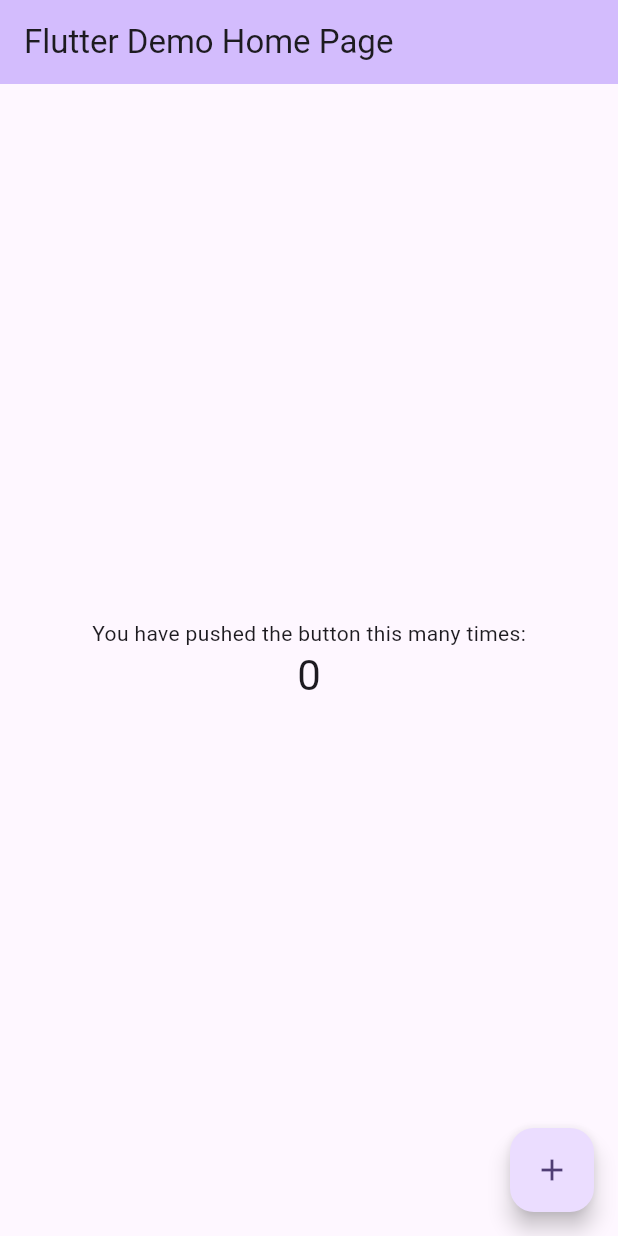
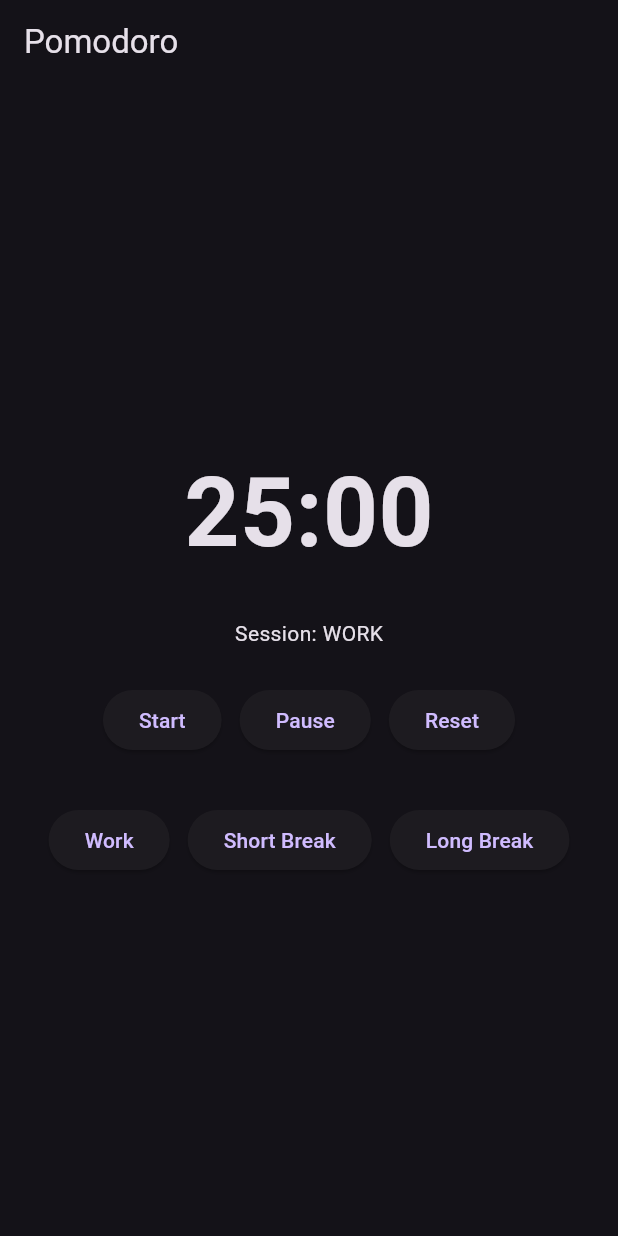
Before and after one commit to HugoGarrigues/pomodoro_app, a Flutter app: the screen it shows after launch, on a phone screen of 412 x 824 dp. Run offline on Flutter 3.47's test engine with Material 3 defaults, Android fonts, the phone set to English and light mode, and no system bars.

Commit message:
feat(flutter): add 3 different levels to pomodoro

```diff
--- a/lib/main.dart
+++ b/lib/main.dart
@@ -1,122 +1,26 @@
 import 'package:flutter/material.dart';
+import 'package:provider/provider.dart';
+import 'viewmodels/pomodoro_viewmodel.dart';
+import 'views/pomodoro_page.dart';
 
 void main() {
-  runApp(const MyApp());
+  runApp(
+    ChangeNotifierProvider(
+      create: (_) => PomodoroViewModel(),
+      child: const PomodoroApp(),
+    ),
+  );
 }
 
-class MyApp extends StatelessWidget {
-  const MyApp({super.key});
+class PomodoroApp extends StatelessWidget {
+  const PomodoroApp({super.key});
 
-  // This widget is the root of your application.
   @override
   Widget build(BuildContext context) {
     return MaterialApp(
-      title: 'Flutter Demo',
-      theme: ThemeData(
-        // This is the theme of your application.
-        //
-        // TRY THIS: Try running your application with "flutter run". You'll see
-        // the application has a purple toolbar. Then, without quitting the app,
-        // try changing the seedColor in the colorScheme below to Colors.green
-        // and then invoke "hot reload" (save your changes or press the "hot
-        // reload" button in a Flutter-supported IDE, or press "r" if you used
-        // the command line to start the app).
-        //
-        // Notice that the counter didn't reset back to zero; the application
-        // state is not lost during the reload. To reset the state, use hot
-        // restart instead.
-        //
-        // This works for code too, not just values: Most code changes can be
-        // tested with just a hot reload.
-        colorScheme: ColorScheme.fromSeed(seedColor: Colors.deepPurple),
-      ),
-      home: const MyHomePage(title: 'Flutter Demo Home Page'),
+      title: 'Pomodoro-App',
+      theme: ThemeData.dark(),
+      home: const PomodoroPage(),
     );
   }
 }
-
-class MyHomePage extends StatefulWidget {
-  const MyHomePage({super.key, required this.title});
-
-  // This widget is the home page of your application. It is stateful, meaning
-  // that it has a State object (defined below) that contains fields that affect
-  // how it looks.
-
-  // This class is the configuration for the state. It holds the values (in this
-  // case the title) provided by the parent (in this case the App widget) and
-  // used by the build method of the State. Fields in a Widget subclass are
-  // always marked "final".
-
-  final String title;
-
-  @override
-  State<MyHomePage> createState() => _MyHomePageState();
-}
-
-class _MyHomePageState extends State<MyHomePage> {
-  int _counter = 0;
-
-  void _incrementCounter() {
-    setState(() {
-      // This call to setState tells the Flutter framework that something has
-      // changed in this State, which causes it to rerun the build method below
-      // so that the display can reflect the updated values. If we changed
-      // _counter without calling setState(), then the build method would not be
-      // called again, and so nothing would appear to happen.
-      _counter++;
-    });
-  }
-
-  @override
-  Widget build(BuildContext context) {
-    // This method is rerun every time setState is called, for instance as done
-    // by the _incrementCounter method above.
-    //
-    // The Flutter framework has been optimized to make rerunning build methods
-    // fast, so that you can just rebuild anything that needs updating rather
-    // than having to individually change instances of widgets.
-    return Scaffold(
-      appBar: AppBar(
-        // TRY THIS: Try changing the color here to a specific color (to
-        // Colors.amber, perhaps?) and trigger a hot reload to see the AppBar
-        // change color while the other colors stay the same.
-        backgroundColor: Theme.of(context).colorScheme.inversePrimary,
-        // Here we take the value from the MyHomePage object that was created by
-        // the App.build method, and use it to set our appbar title.
-        title: Text(widget.title),
-      ),
-      body: Center(
-        // Center is a layout widget. It takes a single child and positions it
-        // in the middle of the parent.
-        child: Column(
-          // Column is also a layout widget. It takes a list of children and
-          // arranges them vertically. By default, it sizes itself to fit its
-          // children horizontally, and tries to be as tall as its parent.
-          //
-          // Column has various properties to control how it sizes itself and
-          // how it positions its children. Here we use mainAxisAlignment to
-          // center the children vertically; the main axis here is the vertical
-          // axis because Columns are vertical (the cross axis would be
-          // horizontal).
-          //
-          // TRY THIS: Invoke "debug painting" (choose the "Toggle Debug Paint"
-          // action in the IDE, or press "p" in the console), to see the
-          // wireframe for each widget.
-          mainAxisAlignment: MainAxisAlignment.center,
-          children: <Widget>[
-            const Text('You have pushed the button this many times:'),
-            Text(
-              '$_counter',
-              style: Theme.of(context).textTheme.headlineMedium,
-            ),
-          ],
-        ),
-      ),
-      floatingActionButton: FloatingActionButton(
-        onPressed: _incrementCounter,
-        tooltip: 'Increment',
-        child: const Icon(Icons.add),
-      ), // This trailing comma makes auto-formatting nicer for build methods.
-    );
-  }
-}
--- /dev/null
+++ b/lib/models/pomodoro_timer.dart
@@ -0,0 +1,15 @@
+enum PomodoroSessionType { work, shortBreak, longBreak }
+
+class PomodoroTimer {
+  final int totalSeconds;
+  final int remainingSeconds;
+  final PomodoroSessionType sessionType;
+  final bool isRunning;
+
+  PomodoroTimer({
+    required this.totalSeconds,
+    required this.remainingSeconds,
+    required this.sessionType,
+    this.isRunning = false,
+  });
+}
--- /dev/null
+++ b/lib/viewmodels/pomodoro_viewmodel.dart
@@ -0,0 +1,92 @@
+import 'dart:async';
+import 'package:flutter/material.dart';
+import '../models/pomodoro_timer.dart';
+
+class PomodoroViewModel extends ChangeNotifier {
+  Timer? _timer;
+  late PomodoroTimer _timerModel;
+
+  PomodoroViewModel()
+      : _timerModel = PomodoroTimer(
+          totalSeconds: _durationFor(PomodoroSessionType.work),
+          remainingSeconds: _durationFor(PomodoroSessionType.work),
+          sessionType: PomodoroSessionType.work,
+        );
+
+  PomodoroTimer get timer => _timerModel;
+
+  void start() {
+    if (_timer != null && _timer!.isActive) return;
+
+    _timer = Timer.periodic(const Duration(seconds: 1), (_) {
+      if (_timerModel.remainingSeconds > 0) {
+        _timerModel = PomodoroTimer(
+          totalSeconds: _timerModel.totalSeconds,
+          remainingSeconds: _timerModel.remainingSeconds - 1,
+          sessionType: _timerModel.sessionType,
+          isRunning: true,
+        );
+        notifyListeners();
+      } else {
+        stop();
+      }
+    });
+  }
+
+  void pause() {
+    _timer?.cancel();
+    _timerModel = PomodoroTimer(
+      totalSeconds: _timerModel.totalSeconds,
+      remainingSeconds: _timerModel.remainingSeconds,
+      sessionType: _timerModel.sessionType,
+      isRunning: false,
+    );
+    notifyListeners();
+  }
+
+  void reset() {
+    _timer?.cancel();
+    final duration = _durationFor(_timerModel.sessionType);
+    _timerModel = PomodoroTimer(
+      totalSeconds: duration,
+      remainingSeconds: duration,
+      sessionType: _timerModel.sessionType,
+      isRunning: false,
+    );
+    notifyListeners();
+  }
+
+  void stop() {
+    _timer?.cancel();
+    _timerModel = PomodoroTimer(
+      totalSeconds: _timerModel.totalSeconds,
+      remainingSeconds: 0,
+      sessionType: _timerModel.sessionType,
+      isRunning: false,
+    );
+    notifyListeners();
+  }
+
+  void changeSession(PomodoroSessionType type) {
+    _timer?.cancel();
+    final duration = _durationFor(type);
+    _timerModel = PomodoroTimer(
+      totalSeconds: duration,
+      remainingSeconds: duration,
+      sessionType: type,
+      isRunning: false,
+    );
+    notifyListeners();
+  }
+
+  static int _durationFor(PomodoroSessionType type) {
+    switch (type) {
+      case PomodoroSessionType.work:
+        return 25 * 60;
+      case PomodoroSessionType.shortBreak:
+        return 5 * 60;
+      case PomodoroSessionType.longBreak:
+        return 15 * 60;
+    }
+  }
+}
--- /dev/null
+++ b/lib/views/pomodoro_page.dart
@@ -0,0 +1,71 @@
+import 'package:flutter/material.dart';
+import 'package:provider/provider.dart';
+import '../viewmodels/pomodoro_viewmodel.dart';
+import '../models/pomodoro_timer.dart';
+
+class PomodoroPage extends StatelessWidget {
+  const PomodoroPage({super.key});
+
+  String formatTime(int seconds) {
+    final minutes = (seconds ~/ 60).toString().padLeft(2, '0');
+    final secs = (seconds % 60).toString().padLeft(2, '0');
+    return '$minutes:$secs';
+  }
+
+  @override
+  Widget build(BuildContext context) {
+    final viewModel = Provider.of<PomodoroViewModel>(context);
+    final timer = viewModel.timer;
+
+    return Scaffold(
+      appBar: AppBar(title: const Text("Pomodoro")),
+      body: Center(
+        child: Padding(
+          padding: const EdgeInsets.all(24.0),
+          child: Column(
+            mainAxisAlignment: MainAxisAlignment.center,
+            children: [
+              Text(
+                formatTime(timer.remainingSeconds),
+                style: const TextStyle(fontSize: 64, fontWeight: FontWeight.bold),
+              ),
+              const SizedBox(height: 24),
+              Text("Session: ${timer.sessionType.name.toUpperCase()}"),
+              const SizedBox(height: 24),
+              Row(
+                mainAxisAlignment: MainAxisAlignment.center,
+                children: [
+                  ElevatedButton(onPressed: viewModel.start, child: const Text("Start")),
+                  const SizedBox(width: 12),
+                  ElevatedButton(onPressed: viewModel.pause, child: const Text("Pause")),
+                  const SizedBox(width: 12),
+                  ElevatedButton(onPressed: viewModel.reset, child: const Text("Reset")),
+                ],
+              ),
+              const SizedBox(height: 32),
+              Row(
+                mainAxisAlignment: MainAxisAlignment.center,
+                children: [
+                  ElevatedButton(
+                    onPressed: () => viewModel.changeSession(PomodoroSessionType.work),
+                    child: const Text("Work"),
+                  ),
+                  const SizedBox(width: 12),
+                  ElevatedButton(
+                    onPressed: () => viewModel.changeSession(PomodoroSessionType.shortBreak),
+                    child: const Text("Short Break"),
+                  ),
+                  const SizedBox(width: 12),
+                  ElevatedButton(
+                    onPressed: () => viewModel.changeSession(PomodoroSessionType.longBreak),
+                    child: const Text("Long Break"),
+                  ),
+                ],
+              ),
+            ],
+          ),
+        ),
+      ),
+    );
+  }
+}
--- a/pubspec.yaml
+++ b/pubspec.yaml
@@ -30,9 +30,7 @@ environment:
 dependencies:
   flutter:
     sdk: flutter
-
-  # The following adds the Cupertino Icons font to your application.
-  # Use with the CupertinoIcons class for iOS style icons.
+  provider: ^6.1.1
   cupertino_icons: ^1.0.8
 
 dev_dependencies:
```
Also changed, not shown: pubspec.lock, 1 other file.
